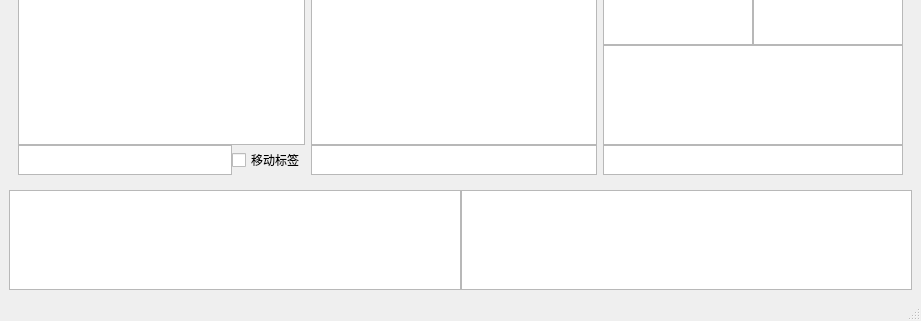
Before: the Qt Designer form tag_tree_management.ui in djasoid/pixiv_pictures_manager, drawn with Qt 5; both pictures show x 0 to 921 and y 429 to 750 of the 921 by 750 pixel window.
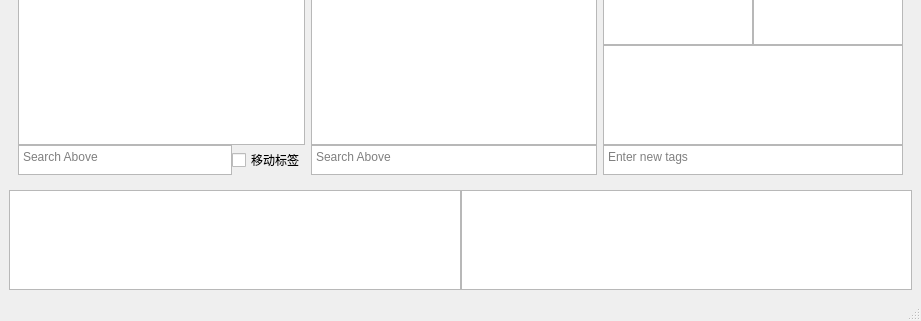
After: the same form once the commit is applied. Custom widgets are drawn as their Qt base class.

```diff
--- a/tag_tree_management.ui
+++ b/tag_tree_management.ui
@@ -121,6 +121,9 @@
               <property name="acceptRichText">
                <bool>false</bool>
               </property>
+              <property name="placeholderText">
+               <string>Search Above</string>
+              </property>
              </widget>
             </item>
             <item>
@@ -175,6 +178,9 @@
            <property name="acceptRichText">
             <bool>false</bool>
            </property>
+           <property name="placeholderText">
+            <string>Search Above</string>
+           </property>
           </widget>
          </item>
         </layout>
@@ -286,6 +292,9 @@
            <property name="acceptRichText">
             <bool>false</bool>
            </property>
+           <property name="placeholderText">
+            <string>Enter new tags</string>
+           </property>
           </widget>
          </item>
         </layout>
```
